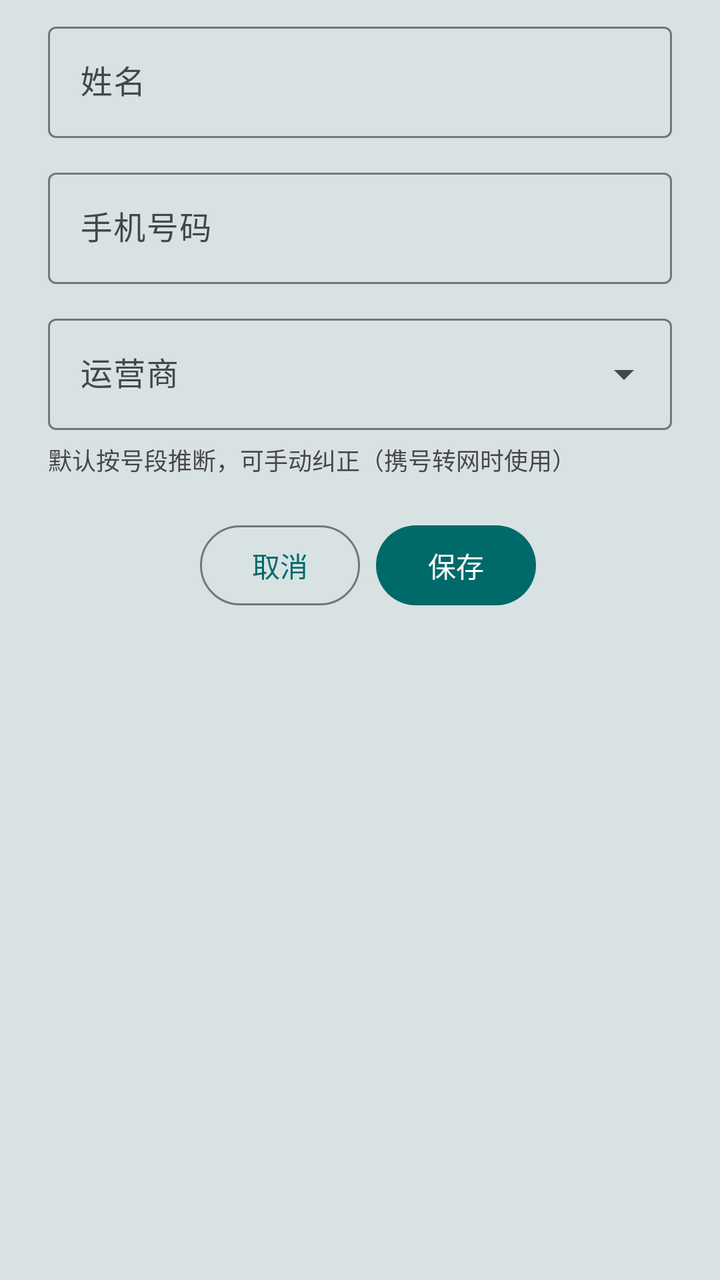
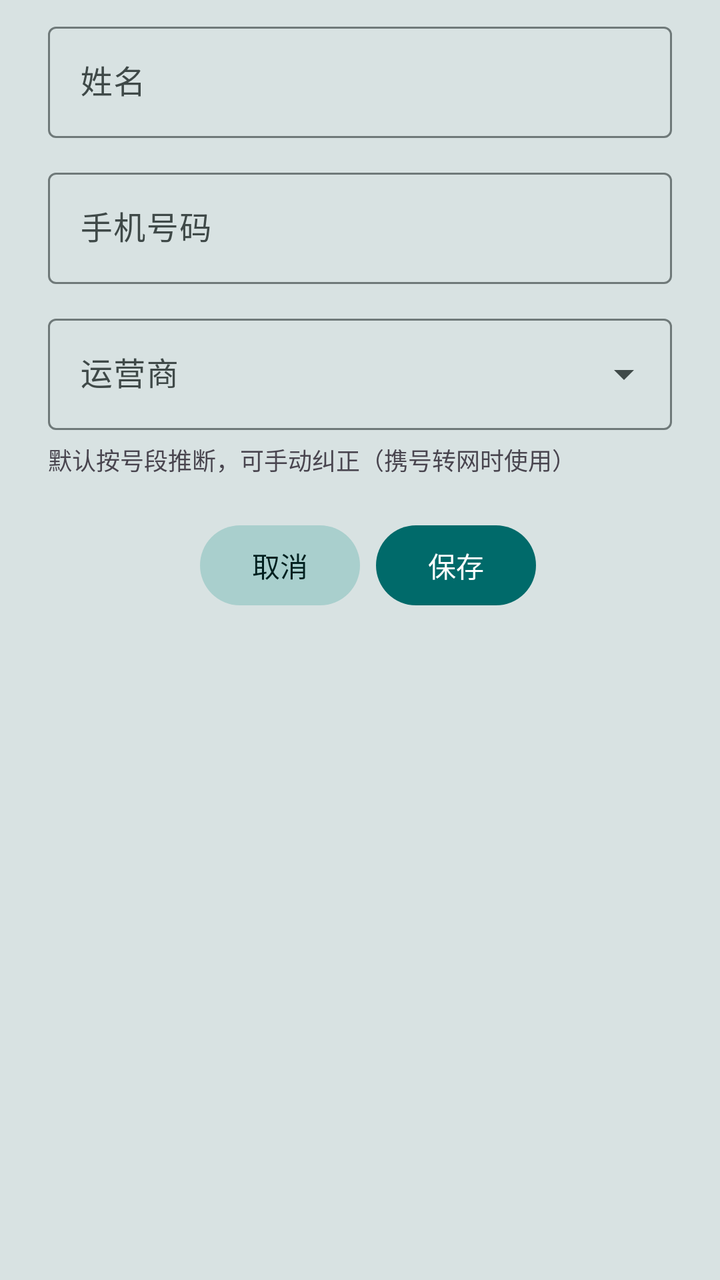

Screens rendered from an Android XML layout before and after an edit, with the pre-edit source and the edit as a unified diff.
<!-- AndroidManifest.xml: application theme Theme.DutyCall -->
<!-- res/layout/dialog_add_person.xml -->
<?xml version="1.0" encoding="utf-8"?>
<LinearLayout xmlns:android="http://schemas.android.com/apk/res/android"
    xmlns:app="http://schemas.android.com/apk/res-auto"
    android:layout_width="match_parent"
    android:layout_height="wrap_content"
    android:orientation="vertical"
    android:paddingHorizontal="24dp"
    android:paddingTop="8dp"
    android:paddingBottom="16dp">

    <com.google.android.material.textfield.TextInputLayout
        android:layout_width="match_parent"
        android:layout_height="wrap_content"
        android:hint="姓名">

        <com.google.android.material.textfield.TextInputEditText
            android:id="@+id/et_name"
            android:layout_width="match_parent"
            android:layout_height="wrap_content"
            android:inputType="textPersonName" />
    </com.google.android.material.textfield.TextInputLayout>

    <com.google.android.material.textfield.TextInputLayout
        android:layout_width="match_parent"
        android:layout_height="wrap_content"
        android:layout_marginTop="12dp"
        android:hint="手机号码">

        <com.google.android.material.textfield.TextInputEditText
            android:id="@+id/et_number"
            android:layout_width="match_parent"
            android:layout_height="wrap_content"
            android:inputType="phone"
            android:maxLength="11" />
    </com.google.android.material.textfield.TextInputLayout>

    <com.google.android.material.textfield.TextInputLayout
        android:layout_width="match_parent"
        android:layout_height="wrap_content"
        android:layout_marginTop="12dp"
        android:hint="运营商"
        style="@style/Widget.Material3.TextInputLayout.OutlinedBox.ExposedDropdownMenu">

        <AutoCompleteTextView
            android:id="@+id/actv_carrier"
            android:layout_width="match_parent"
            android:layout_height="wrap_content"
            android:inputType="none" />
    </com.google.android.material.textfield.TextInputLayout>

    <TextView
        android:layout_width="match_parent"
        android:layout_height="wrap_content"
        android:layout_marginTop="6dp"
        android:textSize="12sp"
        android:textColor="?android:attr/textColorSecondary"
        android:text="默认按号段推断，可手动纠正（携号转网时使用）" />

    
    <LinearLayout
        android:layout_width="match_parent"
        android:layout_height="wrap_content"
        android:layout_marginTop="24dp"
        android:gravity="center"
        android:orientation="horizontal">

        <com.google.android.material.button.MaterialButton
            android:id="@+id/btn_delete"
            style="@style/Widget.Material3.Button.OutlinedButton"
            android:layout_width="wrap_content"
            android:layout_height="40dp"
            android:minWidth="80dp"
            android:insetTop="0dp"
            android:insetBottom="0dp"
            android:insetLeft="0dp"
            android:insetRight="0dp"
            android:paddingLeft="0dp"
            android:paddingRight="0dp"
            android:text="删除"
            android:textSize="14sp"
            android:textColor="?attr/colorError"
            app:strokeColor="?attr/colorError"
            android:visibility="gone" />

        
        <com.google.android.material.button.MaterialButton
            android:id="@+id/btn_cancel"
            style="@style/Widget.Material3.Button.OutlinedButton"
            android:layout_width="wrap_content"
            android:layout_height="40dp"
            android:layout_marginStart="8dp"
            android:minWidth="80dp"
            android:insetTop="0dp"
            android:insetBottom="0dp"
            android:insetLeft="0dp"
            android:insetRight="0dp"
            android:paddingLeft="0dp"
            android:paddingRight="0dp"
            android:text="取消"
            android:textSize="14sp"
            android:textColor="?attr/colorPrimary"
            app:strokeColor="?attr/colorOutline" />

        <com.google.android.material.button.MaterialButton
            android:id="@+id/btn_save"
            android:layout_width="wrap_content"
            android:layout_height="40dp"
            android:layout_marginStart="8dp"
            android:minWidth="80dp"
            android:insetTop="0dp"
            android:insetBottom="0dp"
            android:insetLeft="0dp"
            android:insetRight="0dp"
            android:paddingLeft="0dp"
            android:paddingRight="0dp"
            android:text="保存"
            android:textSize="14sp"
            android:textColor="@color/action_text"
            app:backgroundTint="@color/action_bg" />

    </LinearLayout>

</LinearLayout>
<!-- resources referenced by this layout -->
<resources>
  <color name="action_bg">#006A6A</color>
  <color name="action_text">#FFFFFF</color>
  <style name="Theme.DutyCall" parent="Theme.Material3.DayNight.NoActionBar">
          <item name="android:windowBackground">@color/app_bg</item>
          <item name="colorPrimary">@color/md_primary</item>
          <item name="colorOnPrimary">@color/md_on_primary</item>
          <item name="colorPrimaryContainer">@color/md_primary_container</item>
          <item name="colorOnPrimaryContainer">@color/md_on_primary_container</item>
          <item name="colorSecondary">@color/md_secondary</item>
          <item name="colorOnSecondary">@color/md_on_secondary</item>
          <item name="colorSecondaryContainer">@color/md_secondary_container</item>
          <item name="colorOnSecondaryContainer">@color/md_on_secondary_container</item>
          <item name="colorSurface">@color/md_surface</item>
          <item name="colorOnSurface">@color/md_on_surface</item>
          <item name="colorSurfaceVariant">@color/md_surface_variant</item>
          <item name="colorOnSurfaceVariant">@color/md_on_surface_variant</item>
          <item name="colorOutline">@color/md_outline</item>
          <item name="colorError">@color/md_error</item>
          <item name="colorOnError">@color/md_on_error</item>
          <item name="colorErrorContainer">@color/md_error_container</item>
          <item name="colorOnErrorContainer">@color/md_on_error_container</item>
      </style>
  <color name="app_bg">#D8E2E2</color>
  <color name="md_primary">#006A6A</color>
  <color name="md_on_primary">#FFFFFF</color>
  <color name="md_secondary">#4A6363</color>
  <color name="md_on_secondary">#FFFFFF</color>
  <color name="md_surface">#FAFDFC</color>
  <color name="md_on_surface">#191C1C</color>
  <color name="md_outline">#6F7979</color>
  <color name="md_error">#BA1A1A</color>
  <color name="md_on_error">#FFFFFF</color>
  <color name="md_error_container">#FFDAD6</color>
  <!-- unchanged entries left out for length: 7 -->
</resources>

<!-- the commit's change to res/layout/dialog_add_person.xml (unified diff, before → after) -->
@@ -1,4 +1,8 @@
 <?xml version="1.0" encoding="utf-8"?>
+<ScrollView xmlns:android="http://schemas.android.com/apk/res/android"
+    android:layout_width="match_parent"
+    android:layout_height="wrap_content">
+
 <LinearLayout xmlns:android="http://schemas.android.com/apk/res/android"
     xmlns:app="http://schemas.android.com/apk/res-auto"
     android:layout_width="match_parent"
@@ -66,40 +70,23 @@
 
         <com.google.android.material.button.MaterialButton
             android:id="@+id/btn_delete"
-            style="@style/Widget.Material3.Button.OutlinedButton"
+            style="@style/Widget.DutyCall.Button.Destructive"
             android:layout_width="wrap_content"
             android:layout_height="40dp"
             android:minWidth="80dp"
-            android:insetTop="0dp"
-            android:insetBottom="0dp"
-            android:insetLeft="0dp"
-            android:insetRight="0dp"
-            android:paddingLeft="0dp"
-            android:paddingRight="0dp"
             android:text="删除"
             android:textSize="14sp"
-            android:textColor="?attr/colorError"
-            app:strokeColor="?attr/colorError"
             android:visibility="gone" />
 
-        
         <com.google.android.material.button.MaterialButton
             android:id="@+id/btn_cancel"
-            style="@style/Widget.Material3.Button.OutlinedButton"
+            style="@style/Widget.DutyCall.Button.Secondary"
             android:layout_width="wrap_content"
             android:layout_height="40dp"
             android:layout_marginStart="8dp"
             android:minWidth="80dp"
-            android:insetTop="0dp"
-            android:insetBottom="0dp"
-            android:insetLeft="0dp"
-            android:insetRight="0dp"
-            android:paddingLeft="0dp"
-            android:paddingRight="0dp"
             android:text="取消"
-            android:textSize="14sp"
-            android:textColor="?attr/colorPrimary"
-            app:strokeColor="?attr/colorOutline" />
+            android:textSize="14sp" />
 
         <com.google.android.material.button.MaterialButton
             android:id="@+id/btn_save"
@@ -121,3 +108,4 @@
     </LinearLayout>
 
 </LinearLayout>
+</ScrollView>
<!-- resource entries referenced after the edit -->
@@ -2,8 +2,25 @@
 <resources>
   <color name="action_bg">#006A6A</color>
   <color name="action_text">#FFFFFF</color>
+  <style name="Widget.DutyCall.Button.Destructive" parent="Widget.Material3.Button">
+          <item name="backgroundTint">@color/destructive_bg</item>
+          <item name="android:textColor">?attr/colorError</item>
+          <item name="cornerRadius">20dp</item>
+          <item name="android:insetTop">0dp</item>
+          <item name="android:insetBottom">0dp</item>
+      </style>
+  <style name="Widget.DutyCall.Button.Secondary" parent="Widget.Material3.Button">
+          <item name="backgroundTint">@color/btn_secondary</item>
+          <item name="android:textColor">@color/btn_secondary_text</item>
+          <item name="cornerRadius">20dp</item>
+          <item name="android:insetTop">0dp</item>
+          <item name="android:insetBottom">0dp</item>
+      </style>
   <style name="Theme.DutyCall" parent="Theme.Material3.DayNight.NoActionBar">
           <item name="android:windowBackground">@color/app_bg</item>
+          <item name="actionBarSize">56dp</item>
+          <item name="android:windowLightStatusBar">true</item>
+          <item name="android:windowLightNavigationBar">true</item>
           <item name="colorPrimary">@color/md_primary</item>
           <item name="colorOnPrimary">@color/md_on_primary</item>
           <item name="colorPrimaryContainer">@color/md_primary_container</item>
@@ -14,7 +31,13 @@
           <item name="colorOnSecondaryContainer">@color/md_on_secondary_container</item>
           <item name="colorSurface">@color/md_surface</item>
           <item name="colorOnSurface">@color/md_on_surface</item>
-          <item name="colorSurfaceVariant">@color/md_surface_variant</item>
+          <item name="colorSurfaceContainerLowest">@color/md_surface_container_lowest</item>
+          <item name="colorSurfaceContainerLow">@color/md_surface_container_low</item>
+          <item name="colorSurfaceContainer">@color/md_surface_container</item>
+          <item name="colorSurfaceContainerHigh">@color/md_surface_container_high</item>
+          <item name="colorSurfaceContainerHighest">@color/md_surface_container_highest</item>
+          <item name="colorSurfaceBright">@color/md_surface_bright</item>
+          <item name="colorSurfaceDim">@color/md_surface_dim</item>        <item name="colorSurfaceVariant">@color/md_surface_variant</item>
           <item name="colorOnSurfaceVariant">@color/md_on_surface_variant</item>
           <item name="colorOutline">@color/md_outline</item>
           <item name="colorError">@color/md_error</item>
@@ -22,6 +45,9 @@
           <item name="colorErrorContainer">@color/md_error_container</item>
           <item name="colorOnErrorContainer">@color/md_on_error_container</item>
       </style>
+  <color name="destructive_bg">#1FBA1A1A</color>
+  <color name="btn_secondary">#A9CFCD</color>
+  <color name="btn_secondary_text">#00201F</color>
   <color name="app_bg">#D8E2E2</color>
   <color name="md_primary">#006A6A</color>
   <color name="md_on_primary">#FFFFFF</color>
@@ -29,6 +55,13 @@
   <color name="md_on_secondary">#FFFFFF</color>
   <color name="md_surface">#FAFDFC</color>
   <color name="md_on_surface">#191C1C</color>
+  <color name="md_surface_container_lowest">#FFFFFF</color>
+  <color name="md_surface_container_low">#F4F8F7</color>
+  <color name="md_surface_container">#EEF4F3</color>
+  <color name="md_surface_container_high">#E7EFEE</color>
+  <color name="md_surface_container_highest">#DFE9E8</color>
+  <color name="md_surface_bright">#FAFDFC</color>
+  <color name="md_surface_dim">#D4DFDE</color>
   <color name="md_outline">#6F7979</color>
   <color name="md_error">#BA1A1A</color>
   <color name="md_on_error">#FFFFFF</color>
